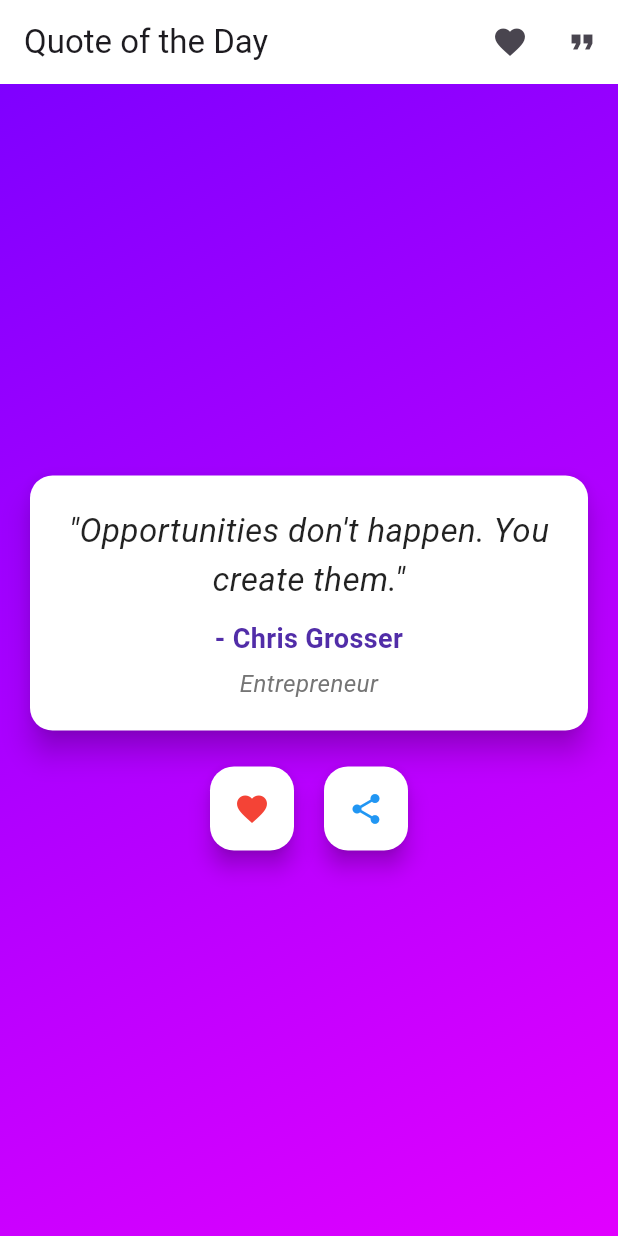
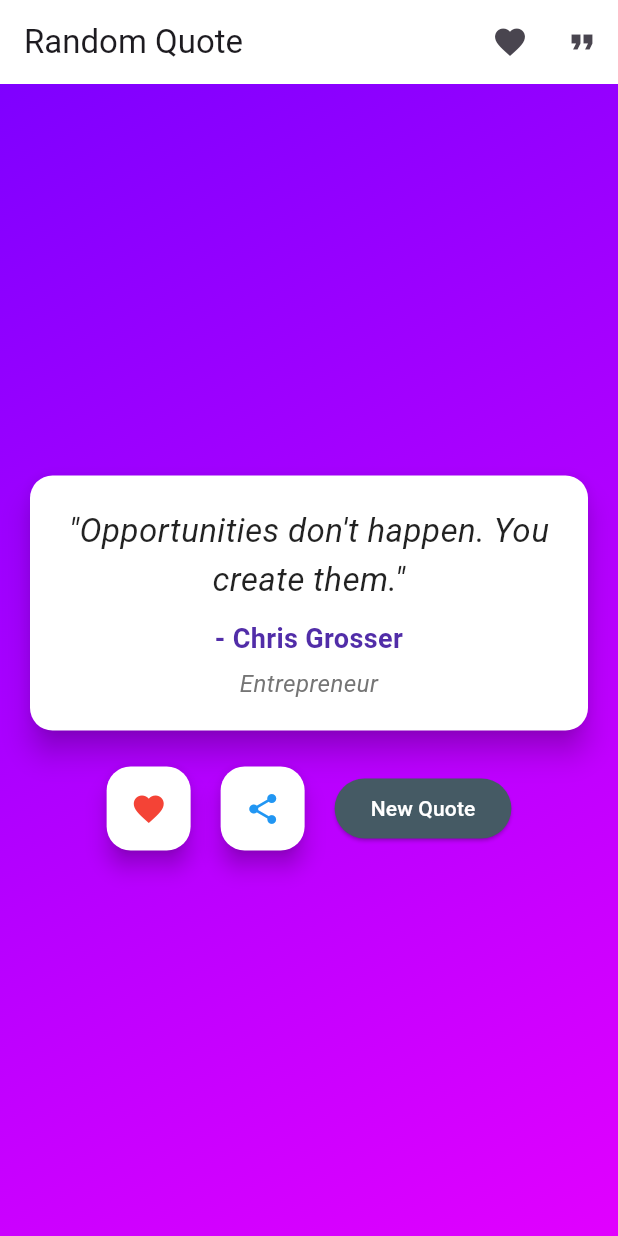
Before and after one commit to nourankhaled22/codsoft_-2_everydayquoteapp, a Flutter app: the screen it shows after launch, after a tap on the "share" icon, on a phone screen of 412 x 824 dp. Run offline on Flutter 3.47's test engine with Material 3 defaults, Android fonts, the phone set to English and light mode, and no system bars; our stand-ins replace font_awesome_flutter, share, shared_preferences.

Commit message:
first commit

```diff
--- a/lib/main.dart
+++ b/lib/main.dart
@@ -25,7 +25,7 @@ class AndroidApp extends StatelessWidget {
   Widget build(BuildContext context) {
     return MaterialApp(
       debugShowCheckedModeBanner: false,
-      title: 'Quote of The Day',
+      title: 'Random Quote Generator',
       theme: ThemeData(
         primarySwatch: Colors.blue,
         visualDensity: VisualDensity.adaptivePlatformDensity,
--- a/lib/quoteoftheday.dart
+++ b/lib/quoteoftheday.dart
@@ -46,7 +46,7 @@ class _QuoteOfTheDayScreenState extends State<QuoteOfTheDayScreen> {
     setState(() {
       _currentQuote = _quoteManager.getRandomQuote();
     });
-    _prefs.setString('quoteOfTheDay', QuotesDB.toJson(_currentQuote));
+    _prefs.setString('Random Quote Generator', QuotesDB.toJson(_currentQuote));
     String currentDate = DateFormat('yyyy-MM-dd').format(DateTime.now());
     _prefs.setString('lastDate', currentDate);
     _loadFavorites(); // Reload favorites after updating the quote
@@ -84,7 +84,7 @@ class _QuoteOfTheDayScreenState extends State<QuoteOfTheDayScreen> {
   }
 
   void _shareQuote() {
-    final String quoteText = "$_currentQuote['quote'] - $_currentQuote['author'] $_currentQuote['description']";
+    final String quoteText = "${_currentQuote['quote']} - ${_currentQuote['author']} ${_currentQuote['description']}";
 
     Share.share(quoteText);
   }
@@ -93,7 +93,7 @@ class _QuoteOfTheDayScreenState extends State<QuoteOfTheDayScreen> {
   Widget build(BuildContext context) {
     return Scaffold(
       appBar: AppBar(
-        title: Text('Quote of the Day'),
+        title: Text('Random Quote'),
         backgroundColor: Colors.white,
         actions: [
           IconButton(
@@ -101,7 +101,7 @@ class _QuoteOfTheDayScreenState extends State<QuoteOfTheDayScreen> {
             onPressed: () {
               Navigator.of(context).push(
                 MaterialPageRoute(
-                  builder: (context) => favorites.FavoriteQuotesScreen(favorites: [],),
+                  builder: (context) => favorites.FavoriteQuotesScreen(favorites: []),
                 ),
               );
             },
@@ -193,6 +193,14 @@ class _QuoteOfTheDayScreenState extends State<QuoteOfTheDayScreen> {
                   backgroundColor: Colors.white,
                   child: Icon(Icons.share, color: Colors.blue),
                 ),
+                SizedBox(width: 20.0),
+                ElevatedButton(
+                  onPressed: _updateQuote,
+                  child: Text('New Quote', style: TextStyle(color: Colors.white)),
+                  style: ElevatedButton.styleFrom(
+                    foregroundColor: Colors.white, backgroundColor: Colors.blueGrey[700], // Text color
+                  ),
+                ),
               ],
             ),
           ],
```
Also changed, not shown: 1 other file.
